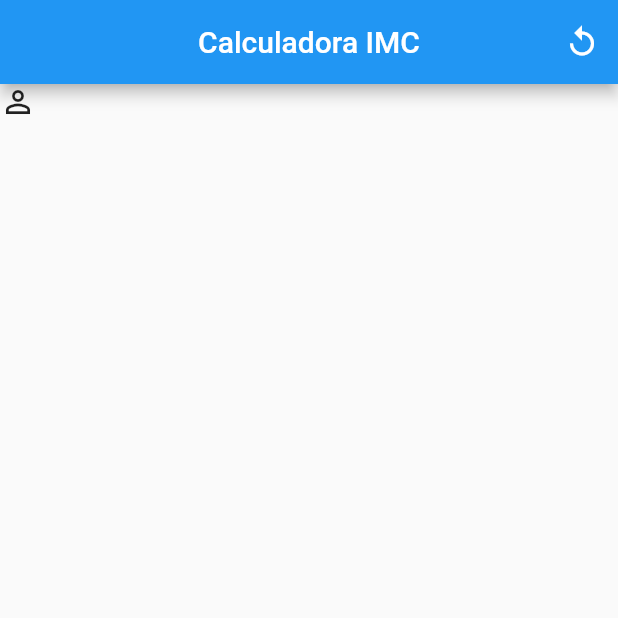
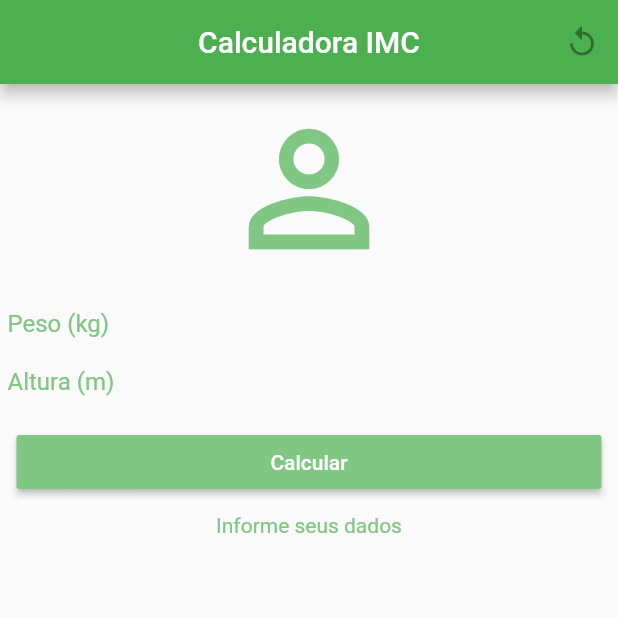
Before and after one commit to GabrielCamp96/flutter-curso, a Flutter app: the screen it shows after launch, on a phone screen of 412 x 824 dp, the top half of it. Run offline on Flutter 3.47's test engine with Material 2 defaults, Android fonts, the phone set to English and light mode, and no system bars.

Commit message:
Layout e calculadora funcional, falta ajustes na mensagem de resultado

```diff
--- a/calculadora_imc/lib/main.dart
+++ b/calculadora_imc/lib/main.dart
@@ -1,9 +1,15 @@
+import 'dart:math';
+
 import 'package:flutter/material.dart';
+import 'package:flutter/foundation.dart';
 
 void main() => runApp(MaterialApp(
       title: "Calculadora IMC",
       home: Home(),
-      color: Colors.green,
+      theme: ThemeData(
+        primaryColor: Colors.green,
+        accentColor: Colors.green,
+      ),
     ));
 
 class Home extends StatefulWidget {
@@ -12,6 +18,26 @@ class Home extends StatefulWidget {
 }
 
 class _HomeState extends State<Home> {
+  double _peso = 0;
+  double _altura = 0;
+  double _resultado = 0;
+  String _mensagem = "Informe seus dados!";
+  TextEditingController _imcAltura = TextEditingController();
+  TextEditingController _imcPeso = TextEditingController();
+
+  void calcularImc(double peso, double altura) {
+    _resultado = double.parse((peso / pow(altura, 2)).toStringAsFixed(1));
+    debugPrint("$_resultado");
+    if (_resultado < 18.5) _mensagem = "IMC $_resultado: Magreza";
+    if (_resultado > 18.5 && _resultado < 25)
+      _mensagem = "IMC $_resultado: Normal";
+    if (_resultado >= 25 && _resultado < 30)
+      _mensagem = "IMC $_resultado: Sobrepeso";
+    if (_resultado > 30 && _resultado < 40)
+      _mensagem = "IMC $_resultado: Obesidade";
+    if (_resultado >= 40) _mensagem = "IMC $_resultado: Obesidade grave";
+  }
+
   @override
   Widget build(BuildContext context) {
     return Scaffold(
@@ -23,14 +49,68 @@ class _HomeState extends State<Home> {
             icon: Icon(
               Icons.replay,
             ),
-            onPressed: () {},
           ),
         ],
       ),
       body: Column(
         children: <Widget>[
-          Icon(
-            Icons.person_outline,
+          Row(mainAxisAlignment: MainAxisAlignment.center, children: <Widget>[
+            Padding(
+              padding: EdgeInsets.all(10.0),
+              child: Icon(
+                Icons.person_outline,
+                color: Colors.green[300],
+                size: 120,
+              ),
+            ),
+          ]),
+          Padding(
+            padding: EdgeInsets.symmetric(vertical: 10.0, horizontal: 5.0),
+            child: TextFormField(
+              controller: _imcPeso,
+              decoration: InputDecoration.collapsed(
+                  hintText: 'Peso (kg)',
+                  hintStyle: TextStyle(color: Colors.green[300])),
+              style: TextStyle(color: Colors.green[300]),
+            ),
+          ),
+          Padding(
+            padding: EdgeInsets.symmetric(vertical: 10.0, horizontal: 5.0),
+            child: TextFormField(
+              controller: _imcAltura,
+
+              decoration: InputDecoration.collapsed(
+                  hintText: 'Altura (m)',
+                  hintStyle: TextStyle(color: Colors.green[300])),
+              style: TextStyle(color: Colors.green[300]),
+            ),
+          ),
+          Row(
+            mainAxisAlignment: MainAxisAlignment.center,
+            children: <Widget>[
+              Padding(
+                  padding: EdgeInsets.all(10.0),
+                  child: SizedBox(
+                    width: 390.0,
+                    child: RaisedButton(
+                      child: Text("Calcular"),
+                      color: Colors.green[300],
+                      onPressed: () {
+                        _peso = double.parse(_imcPeso.text);
+                        _altura = double.parse(_imcAltura.text);
+                        calcularImc(_peso, _altura);
+                      },
+                      splashColor: Colors.green[300],
+                      textColor: Colors.white,
+                    ),
+                  )),
+            ],
+          ),
+          Text(
+            "${_resultado == 0 ? "Informe seus dados" : "$_mensagem"}",
+            style: TextStyle(
+              color: Colors.green[300],
+            ),
           ),
         ],
       ),
```
